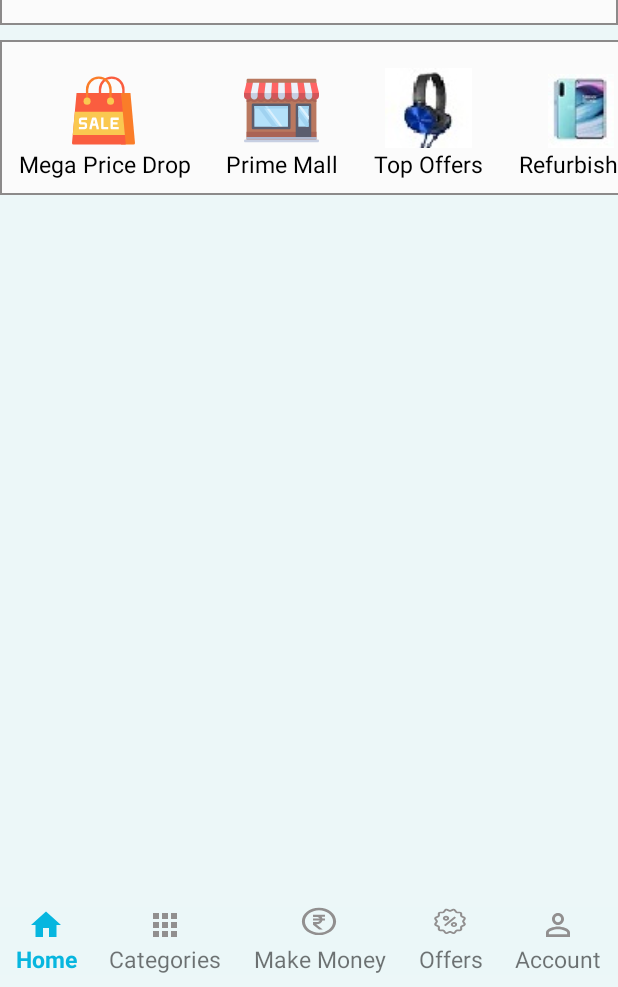
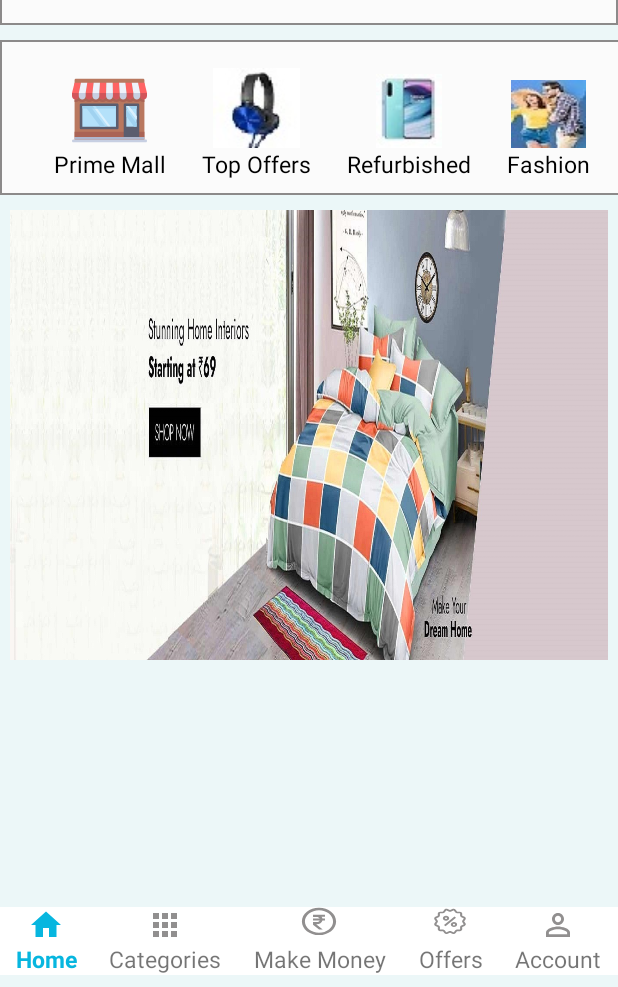
Before and after one commit to DeveloprAbhishek/ShopClues-Shopping-app, an Android app: the screen it shows after launch (MainActivity), on a phone screen of 412 x 824 dp, the part 249-1236 px from its top. Run offline under Robolectric (Android 15) with nearby library versions, the phone set to English and light mode, and no system bars.

Commit message:
Implement offer part

```diff
--- a/app/src/main/java/com/example/shopcluesshoppingapp/MainActivity.java
+++ b/app/src/main/java/com/example/shopcluesshoppingapp/MainActivity.java
@@ -1,14 +1,50 @@
 package com.example.shopcluesshoppingapp;
-
-import androidx.appcompat.app.AppCompatActivity;
 
 import android.os.Bundle;
 
+import androidx.appcompat.app.AppCompatActivity;
+import androidx.recyclerview.widget.LinearLayoutManager;
+import androidx.recyclerview.widget.RecyclerView;
+import androidx.viewpager.widget.PagerAdapter;
+import androidx.viewpager.widget.ViewPager;
+
+import java.util.ArrayList;
+
 public class MainActivity extends AppCompatActivity {
+
+    private RecyclerView recyclerView;
+    private ViewPager viewPager;
+    private PagerAdapter pagerAdapter;
+    private ArrayList<OfferModel> offer;
 
     @Override
     protected void onCreate(Bundle savedInstanceState) {
         super.onCreate(savedInstanceState);
         setContentView(R.layout.activity_main);
+        initViews();
+        buildList();
+        setRecyclerView();
+
+    }
+
+
+    private void initViews() {
+        recyclerView = findViewById(R.id.recyclerView);
+    }
+
+    private void buildList() {
+        offer = new ArrayList<>();
+        offer.add(new OfferModel(R.drawable.offer_1));
+        offer.add(new OfferModel(R.drawable.offer_2));
+        offer.add(new OfferModel(R.drawable.offer_3));
+        offer.add(new OfferModel(R.drawable.offer_4));
+        offer.add(new OfferModel(R.drawable.offer_5));
+        offer.add(new OfferModel(R.drawable.offer_1));
+    }
+
+    private void setRecyclerView() {
+        OfferAdapter offerAdapter = new OfferAdapter(offer);
+        recyclerView.setLayoutManager(new LinearLayoutManager(this, RecyclerView.HORIZONTAL, false));
+        recyclerView.setAdapter(offerAdapter);
     }
 }
--- /dev/null
+++ b/app/src/main/java/com/example/shopcluesshoppingapp/OfferAdapter.java
@@ -0,0 +1,37 @@
+package com.example.shopcluesshoppingapp;
+
+import android.view.LayoutInflater;
+import android.view.View;
+import android.view.ViewGroup;
+
+import androidx.annotation.NonNull;
+import androidx.recyclerview.widget.RecyclerView;
+
+import java.util.ArrayList;
+
+public class OfferAdapter extends RecyclerView.Adapter<OfferViewHolder> {
+    private ArrayList<OfferModel> offerModels;
+
+    public OfferAdapter(ArrayList<OfferModel> offerModels) {
+        this.offerModels = offerModels;
+    }
+
+    @NonNull
+
+    @Override
+    public OfferViewHolder onCreateViewHolder(@NonNull ViewGroup parent, int viewType) {
+        View offerView = LayoutInflater.from(parent.getContext()).inflate(R.layout.offer_layout, parent, false);
+        return new OfferViewHolder(offerView);
+    }
+
+    @Override
+    public void onBindViewHolder(@NonNull OfferViewHolder holder, int position) {
+        OfferModel offerModel = offerModels.get(position);
+        holder.setOfferData(offerModel);
+    }
+
+    @Override
+    public int getItemCount() {
+        return offerModels.size();
+    }
+}
--- /dev/null
+++ b/app/src/main/java/com/example/shopcluesshoppingapp/OfferModel.java
@@ -0,0 +1,13 @@
+package com.example.shopcluesshoppingapp;
+
+public class OfferModel {
+    int offerImg;
+
+    public OfferModel(int offerImg) {
+        this.offerImg = offerImg;
+    }
+
+    public int getOfferImg() {
+        return offerImg;
+    }
+}
--- /dev/null
+++ b/app/src/main/java/com/example/shopcluesshoppingapp/OfferSlide.java
@@ -0,0 +1,18 @@
+package com.example.shopcluesshoppingapp;
+
+import android.view.View;
+
+import androidx.annotation.NonNull;
+import androidx.viewpager.widget.PagerAdapter;
+
+public class OfferSlide extends PagerAdapter {
+    @Override
+    public int getCount() {
+        return 0;
+    }
+
+    @Override
+    public boolean isViewFromObject(@NonNull View view, @NonNull Object object) {
+        return false;
+    }
+}
--- /dev/null
+++ b/app/src/main/java/com/example/shopcluesshoppingapp/OfferViewHolder.java
@@ -0,0 +1,24 @@
+package com.example.shopcluesshoppingapp;
+
+import android.view.View;
+import android.widget.ImageView;
+
+import androidx.annotation.NonNull;
+import androidx.recyclerview.widget.RecyclerView;
+
+public class OfferViewHolder extends RecyclerView.ViewHolder {
+    ImageView offerImage;
+
+    public OfferViewHolder(@NonNull View itemView) {
+        super(itemView);
+        initViews(itemView);
+    }
+
+    private void initViews(View itemView) {
+        offerImage = itemView.findViewById(R.id.offer_image);
+    }
+
+    public void setOfferData(OfferModel offer) {
+        offerImage.setImageResource(offer.getOfferImg());
+    }
+}
--- a/app/src/main/java/com/example/shopcluesshoppingapp/ProductAdapter.java
+++ b/app/src/main/java/com/example/shopcluesshoppingapp/ProductAdapter.java
@@ -5,16 +5,18 @@
 import androidx.annotation.NonNull;
 import androidx.recyclerview.widget.RecyclerView;
 
-public class ProductAdapter extends RecyclerView.Adapter<ProductViewHolder> {
+public class ProductAdapter extends RecyclerView.Adapter<RecyclerView.ViewHolder> {
+
 
     @NonNull
+
     @Override
-    public ProductViewHolder onCreateViewHolder(@NonNull ViewGroup parent, int viewType) {
+    public RecyclerView.ViewHolder onCreateViewHolder(@NonNull ViewGroup parent, int viewType) {
         return null;
     }
 
     @Override
-    public void onBindViewHolder(@NonNull ProductViewHolder holder, int position) {
+    public void onBindViewHolder(@NonNull RecyclerView.ViewHolder holder, int position) {
 
     }
 
@@ -22,4 +24,9 @@
     public int getItemCount() {
         return 0;
     }
+
+    @Override
+    public int getItemViewType(int position) {
+        return super.getItemViewType(position);
+    }
 }
--- a/app/src/main/res/layout/activity_main.xml
+++ b/app/src/main/res/layout/activity_main.xml
@@ -167,7 +167,7 @@
             android:paddingVertical="10dp"
             android:weightSum="5">
 
-            <TextView
+            <ImageView
                 style="@style/categoryList"
                 android:drawableTop="@drawable/sale_icon"
                 android:text="Mega Price Drop" />
@@ -269,12 +269,19 @@
 
     </HorizontalScrollView>
 
+    <androidx.recyclerview.widget.RecyclerView
+        android:layout_width="match_parent"
+        android:layout_height="wrap_content"
+        android:id="@+id/recyclerView"
+        android:layout_below="@id/categoryScroll"
+        android:orientation="vertical" />
+
     <LinearLayout
         android:layout_width="match_parent"
         android:layout_height="wrap_content"
         android:layout_alignParentBottom="true"
         android:layout_marginBottom="8dp"
-        android:background="#F7ECF7F8"
+        android:background="#FFFFFF"
         android:orientation="horizontal"
         android:weightSum="5">
 
--- /dev/null
+++ b/app/src/main/res/layout/offer_layout.xml
@@ -0,0 +1,14 @@
+<?xml version="1.0" encoding="utf-8"?>
+<RelativeLayout xmlns:android="http://schemas.android.com/apk/res/android"
+    android:layout_width="match_parent"
+    android:layout_height="wrap_content"
+    android:background="#F7ECF7F8"
+    android:orientation="vertical">
+
+    <ImageView
+        android:id="@+id/offer_image"
+        android:layout_marginTop="10dp"
+        android:layout_width="match_parent"
+        android:layout_height="300dp"
+        android:src="@drawable/offer_1" />
+</RelativeLayout>
```
Also changed, not shown: app/src/main/res/drawable/offer_1.jpg (added), app/src/main/res/drawable/offer_2.jpg (added), app/src/main/res/drawable/offer_3.jpg (added), app/src/main/res/drawable/offer_4.jpg (added), app/src/main/res/drawable/offer_5.jpg (added).
